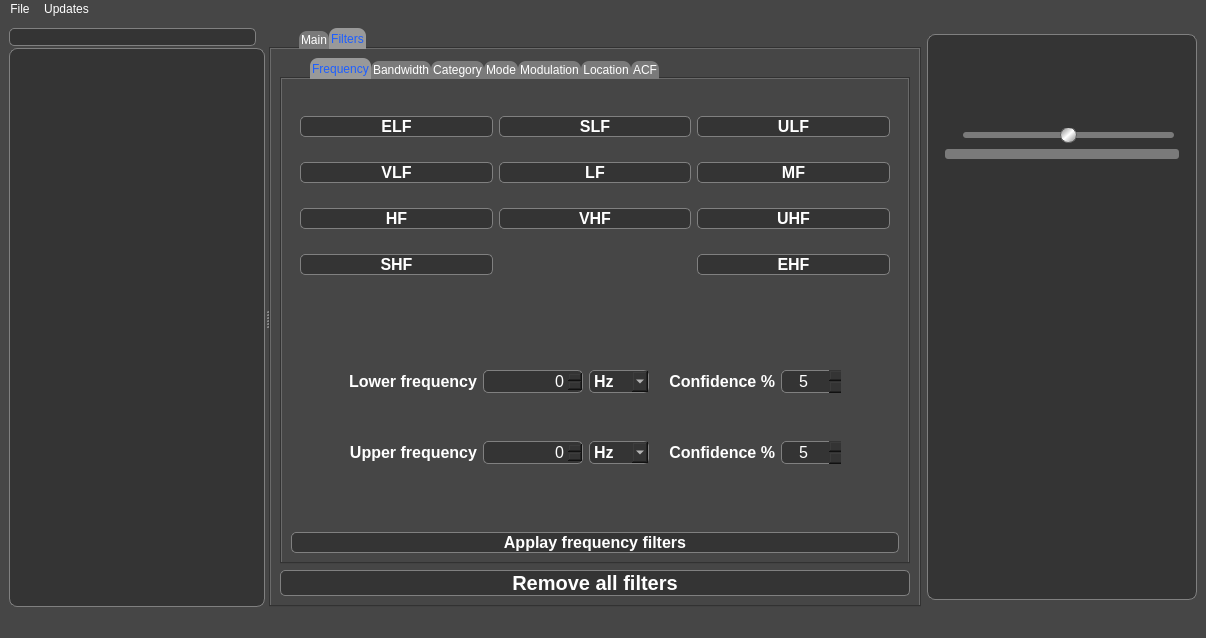
Qt form main_window.ui (vbrizgamnk/Artemis) before a commit.
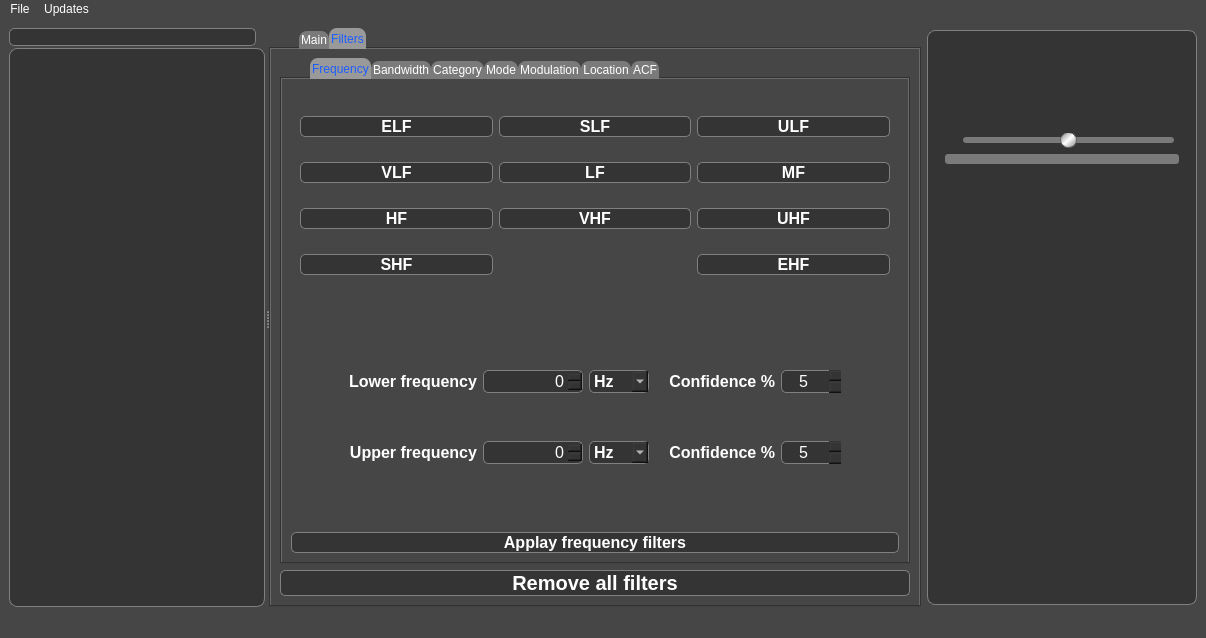
The same form after that commit. Icons and pictures are not drawn. Custom widgets are drawn as their Qt base class.

Commit message: Completes frequency filter

```diff
--- a/main_window.ui
+++ b/main_window.ui
@@ -2720,8 +2720,8 @@
       </property>
       <property name="maximumSize">
        <size>
-        <width>153</width>
-        <height>16777215</height>
+        <width>270</width>
+        <height>575</height>
        </size>
       </property>
       <property name="styleSheet">
@@ -2945,7 +2945,7 @@
        <item>
         <widget class="QLabel" name="spectrogram">
          <property name="sizePolicy">
-          <sizepolicy hsizetype="Preferred" vsizetype="Expanding">
+          <sizepolicy hsizetype="Preferred" vsizetype="Preferred">
            <horstretch>0</horstretch>
            <verstretch>0</verstretch>
           </sizepolicy>
```
The commit also changes 2 other files.
